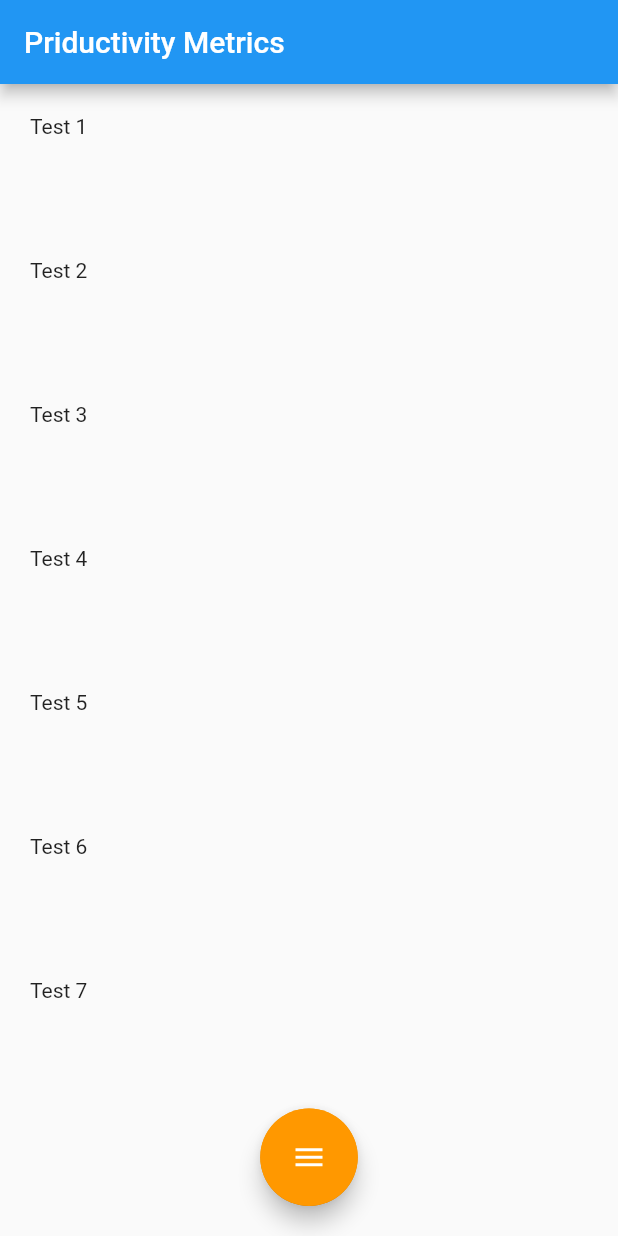
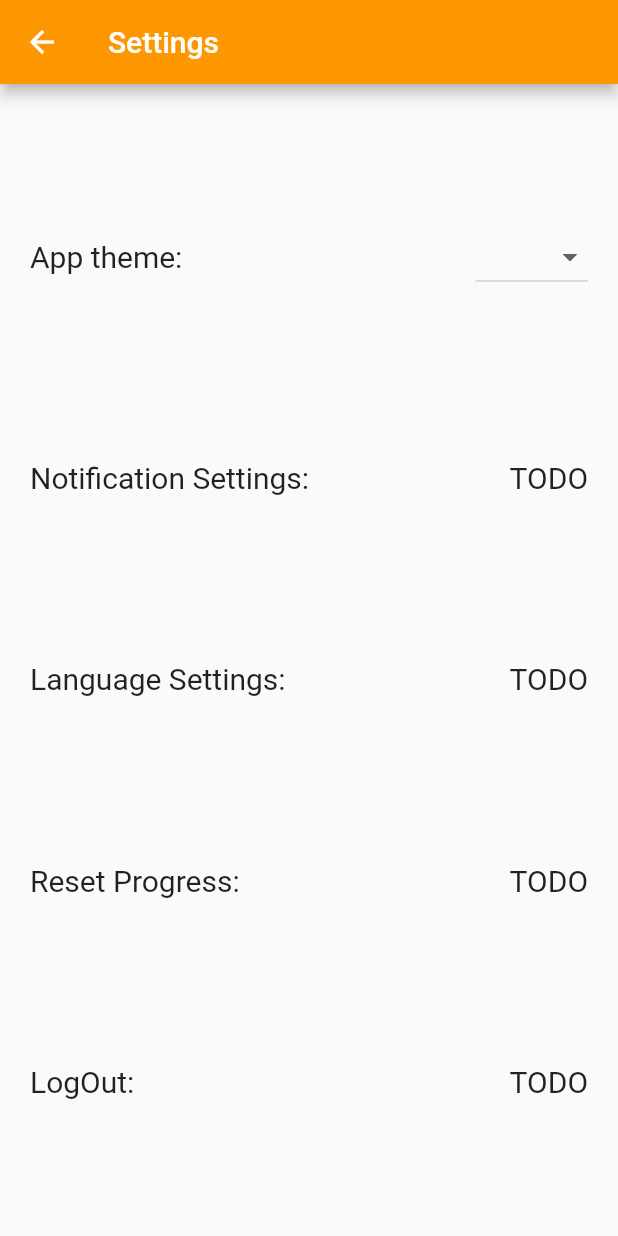
Before and after one commit to ibrahimHeritch/productivityApp, a Flutter app: the screen it shows after launch, after a tap on "Test 1", on a phone screen of 412 x 824 dp. Run offline on Flutter 3.47's test engine with Material 2 defaults, Android fonts, the phone set to English and light mode, and no system bars.

Commit message:
added theme change

```diff
--- a/lib/Widgets/RotaryAnimatedNavigator.dart
+++ b/lib/Widgets/RotaryAnimatedNavigator.dart
@@ -1,12 +1,14 @@
 import 'package:flutter/material.dart';
-import 'package:productivity_metrics/resources/AppColors.dart';
+import 'package:productivity_metrics/Widgets/Settings.dart';
+import 'package:productivity_metrics/resources/theme_resourses.dart';
 
 /**
- * This class contains the central navigation button and its animation
+ * This class contains the central menu button and its animation
  *
  */
 //TODO make this generic
-class RotaryAnimatedNavigator extends StatefulWidget {
+//TODO Fix background of the round thingy
+class RotaryAnimatedMenu extends StatefulWidget {
   @override
   State<StatefulWidget> createState() {
     return new RANState();
@@ -14,8 +16,8 @@ class RotaryAnimatedNavigator extends StatefulWidget {
 
 }
 
-class RANState extends State<RotaryAnimatedNavigator>
-    with SingleTickerProviderStateMixin<RotaryAnimatedNavigator> {
+class RANState extends State<RotaryAnimatedMenu>
+    with SingleTickerProviderStateMixin<RotaryAnimatedMenu> {
   AnimationController _animationController;
   Animation<double> _animation;
   Animation<Color> _colorAnimation;
@@ -31,7 +33,7 @@ class RANState extends State<RotaryAnimatedNavigator>
         setState(() {});
       });
     _colorAnimation =
-        ColorTween(begin: AppColors.Primary, end: AppColors.primaryOpace)
+        ColorTween(begin: /*ColorProvider.of(context).appColors.Primary*/Colors.grey, end: Colors.grey.withOpacity(0.5))
             .animate(_animationController);
 
     isOpen = false;
@@ -55,9 +57,17 @@ class RANState extends State<RotaryAnimatedNavigator>
             child: FractionalTranslation(
               translation: Offset(-1.2, 0.0),
               child: FloatingActionButton(
-                backgroundColor: AppColors.Primary,
-                onPressed: () {},
-                child: new Icon(Icons.settings, color: AppColors.Secondary,),
+                heroTag: null,
+                backgroundColor: ThemeColorProvider.of(context).appColors.primary,
+                onPressed: () {
+                  _animationController.reverse();
+                  isOpen=!isOpen;
+                  Navigator.push(
+                    context,
+                    MaterialPageRoute(builder: (context) => Settings()),
+                  );
+                },
+                child: new Icon(Icons.settings, color: ThemeColorProvider.of(context).appColors.secondary,),
               ),
             )
         ),
@@ -71,10 +81,11 @@ class RANState extends State<RotaryAnimatedNavigator>
             child: FractionalTranslation(
               translation: Offset(1.2, 0.0),
               child: FloatingActionButton(
-                backgroundColor: AppColors.Primary,
+                heroTag: null,
+                backgroundColor: ThemeColorProvider.of(context).appColors.primary,
                 onPressed: () {},
                 child: new Icon(Icons.trending_up,
-                  color: AppColors.Secondary,),
+                  color: ThemeColorProvider.of(context).appColors.secondary,),
               ),
             )
         ),
@@ -88,10 +99,11 @@ class RANState extends State<RotaryAnimatedNavigator>
             child: FractionalTranslation(
               translation: Offset(0.7, -1.2),
               child: FloatingActionButton(
-                backgroundColor: AppColors.Primary,
+                heroTag: null,
+                backgroundColor: ThemeColorProvider.of(context).appColors.primary,
                 onPressed: () {},
                 child: new Icon(Icons.add,
-                  color: AppColors.Secondary,),
+                  color: ThemeColorProvider.of(context).appColors.secondary,),
               ),
             )
         ),
@@ -99,17 +111,18 @@ class RANState extends State<RotaryAnimatedNavigator>
            search button
          */
         Positioned(
-            bottom: 17.0 + (_animation.value * 65), /*+65*/
+            bottom: 17.0 + (_animation.value * 65),
             height: 54.0,
             width: 54.0,
             child: FractionalTranslation(
               translation: Offset(-0.7, -1.2),
               child: FloatingActionButton(
-                backgroundColor: AppColors.Primary,
+                heroTag: null,
+                backgroundColor: ThemeColorProvider.of(context).appColors.primary,
                 onPressed: () {},
                 child: new Icon(
                   Icons.search,
-                  color: AppColors.Secondary,
+                  color: ThemeColorProvider.of(context).appColors.secondary,
                 ),
 
               ),
@@ -148,6 +161,7 @@ class RANState extends State<RotaryAnimatedNavigator>
       child: Padding(
         padding: const EdgeInsets.all(0.0),
         child: FloatingActionButton(
+          heroTag: null,
           onPressed: () {
             if (!isOpen) {
               _animationController.forward();
@@ -156,10 +170,10 @@ class RANState extends State<RotaryAnimatedNavigator>
             }
             isOpen = !isOpen;
           },
-          backgroundColor: AppColors.Primary,
+          backgroundColor: ThemeColorProvider.of(context).appColors.primary,
           child: new AnimatedIcon(icon: AnimatedIcons.menu_close,
             progress: _animation,
-            color: AppColors.Secondary,),
+            color: ThemeColorProvider.of(context).appColors.secondary,),
         ),
       ),
     );
@@ -168,7 +182,7 @@ class RANState extends State<RotaryAnimatedNavigator>
   /**
    * The animation of the round semi opace background
    */
-  Widget getTheRoundAnimatedThing(){
+  Widget getTheRoundAnimatedThing() {
     return Padding(
       padding: const EdgeInsets.all(20.0),
       child: Container(
--- /dev/null
+++ b/lib/Widgets/Settings.dart
@@ -0,0 +1,101 @@
+import 'package:flutter/material.dart';
+
+import 'package:productivity_metrics/resources/theme_resourses.dart';
+
+//TODO: Make this pretty
+class Settings extends StatelessWidget {
+  @override
+  Widget build(BuildContext context) {
+    return Scaffold(
+      appBar: new AppBar(
+        iconTheme: new IconThemeData(color: ThemeColorProvider.of(context).appColors.secondary),
+        title: new Text(
+          "Settings", style: TextStyle(color: ThemeColorProvider.of(context).appColors.secondary),),
+
+      ),
+      body: Column(
+        mainAxisAlignment: MainAxisAlignment.spaceEvenly,
+        children: <Widget>[
+          Padding(
+              padding: EdgeInsets.all(20.0),
+              child: Row(
+                mainAxisAlignment: MainAxisAlignment.spaceBetween,
+                children: <Widget>[
+                  Text("App theme:", style: TextStyle(fontSize: 20.0),),
+                  DropdownButton<String>(
+                   // value: "Select",
+                    items: <String>["Dark", "Blue", "Green", "Orange"].map((
+                        String value) {
+                      return new DropdownMenuItem<String>(
+                        value: value,
+                        child: new Text(value),
+                      );
+                    }).toList(),
+                    onChanged: (_value) {
+                      if(_value=="Dark"){
+                        //TODO add more themes possibly extract init
+                        ThemeColorProvider.of(context).appTheme=UIColorSchemes.dark;
+                        ThemeColorProvider.of(context).appColors.initalizeColors(scheme: UIColorSchemes.dark);
+
+                      }else if(_value=="Blue"){
+                        ThemeColorProvider.of(context).appTheme=UIColorSchemes.blue;
+                        ThemeColorProvider.of(context).appColors.initalizeColors(scheme: UIColorSchemes.blue);
+                      }else if(_value=="Green"){
+                        ThemeColorProvider.of(context).appTheme=UIColorSchemes.green;
+                        ThemeColorProvider.of(context).appColors.initalizeColors(scheme: UIColorSchemes.green);
+                      }else if(_value=="Orange"){
+                        ThemeColorProvider.of(context).appTheme=UIColorSchemes.orange;
+                        ThemeColorProvider.of(context).appColors.initalizeColors(scheme: UIColorSchemes.orange);
+                      }
+                    }
+                    ,)
+                ],
+              )
+          ),
+          Padding(
+              padding: EdgeInsets.all(20.0),
+              child: Row(
+                mainAxisAlignment: MainAxisAlignment.spaceBetween,
+                children: <Widget>[
+                  Text("Notification Settings:",
+                    style: TextStyle(fontSize: 20.0),),
+                  Text("TODO", style: TextStyle(fontSize: 20.0),)
+                ],
+              )
+          ),
+          Padding(
+              padding: EdgeInsets.all(20.0),
+              child: Row(
+                mainAxisAlignment: MainAxisAlignment.spaceBetween,
+                children: <Widget>[
+                  Text("Language Settings:", style: TextStyle(fontSize: 20.0),),
+                  Text("TODO", style: TextStyle(fontSize: 20.0),)
+                ],
+              )
+          ),
+          Padding(
+              padding: EdgeInsets.all(20.0),
+              child: Row(
+                mainAxisAlignment: MainAxisAlignment.spaceBetween,
+                children: <Widget>[
+                  Text("Reset Progress:", style: TextStyle(fontSize: 20.0),),
+                  Text("TODO", style: TextStyle(fontSize: 20.0),)
+                ],
+              )
+          ),
+          Padding(
+              padding: EdgeInsets.all(20.0),
+              child: Row(
+                mainAxisAlignment: MainAxisAlignment.spaceBetween,
+                children: <Widget>[
+                  Text("LogOut:", style: TextStyle(fontSize: 20.0),),
+                  Text("TODO", style: TextStyle(fontSize: 20.0),)
+                ],
+              )
+          )
+        ],
+      ),
+    );
+  }
+
+}
--- a/lib/main.dart
+++ b/lib/main.dart
@@ -1,63 +1,82 @@
 import 'package:flutter/material.dart';
 import 'package:productivity_metrics/Widgets/RotaryAnimatedNavigator.dart';
-import 'package:productivity_metrics/resources/AppColors.dart';
+import 'package:productivity_metrics/Widgets/Settings.dart';
 
-void main() => runApp(new  ProductivityMetricsApp());
-class ProductivityMetricsApp extends StatelessWidget{
+import 'package:productivity_metrics/resources/theme_resourses.dart';
+
+final GlobalKey appTheme = GlobalKey();
+
+void main() => runApp(new RootWidget());
+
+class RootWidget extends StatelessWidget {
   @override
   Widget build(BuildContext context) {
-    AppColors.initalizeColors(scheme: UIColorSchemes.orange);
-    return MaterialApp(
+    var app = AppColorTheme(child:ProductivityMetricsApp());
+    return app;
+  }
+
+}
+
+class ProductivityMetricsApp extends StatelessWidget {
+  @override
+  Widget build(BuildContext context) {
+    return
+      MaterialApp(
         debugShowCheckedModeBanner: false,
         title: "Productivity Metrics",
-      theme: AppColors.theme,
-      home: new TodaysTasks(),
+        home:  new TodaysTasks(),
+        theme: ThemeColorProvider.of(context).theme,
+
+
       );
   }
 
 }
 
-class TodaysTasks extends StatefulWidget{
+class TodaysTasks extends StatefulWidget {
   @override
-
   State<StatefulWidget> createState() {
     return _TodaysTasksState();
   }
 }
 
 class _TodaysTasksState extends State<TodaysTasks> {
-  List<String> Tasks= ["Test 1","Test 2","Test 3", "Test 4","Test 5","Test 6","Test 7"];
+  List<String> Tasks = [
+    "Test 1", "Test 2", "Test 3", "Test 4", "Test 5", "Test 6", "Test 7"];
+
   @override
   Widget build(BuildContext context) {
     return new Scaffold(
       appBar: new AppBar(
-            title:new Text("Priductivity Metrics",style:TextStyle(color:AppColors.Secondary,)),
+        title: new Text(
+            "Priductivity Metrics", style: TextStyle(color: ThemeColorProvider
+            .of(context)
+            .appColors
+            .secondary,)),
       ),
-        body:Stack(
+      body: Stack(
         alignment: Alignment.center,
         children: <Widget>[
           ListView(
-               children: Tasks.map((task)=> _buildTaskWidget(task)).toList(),
+            children: Tasks.map((task) => _buildTaskWidget(task)).toList(),
           ),
-             RotaryAnimatedNavigator(),
+          RotaryAnimatedMenu(),
         ],
       ),
     );
   }
 
   Widget _buildTaskWidget(String task) {
-    return InkWell(
-        child:Column(
-          crossAxisAlignment: CrossAxisAlignment.start,
-          children: <Widget>[
-            Padding(
-              child:Text(task),
-              padding: const EdgeInsets.only(bottom: 60.0,top:20.0,left: 20.0),
+    return ListTile(
+      title: Text(task),
+      subtitle: Text(task),
 
-            ),
-          ],
-        ),
-        onTap:(){},
+      onTap: () {
+        Navigator.push(
+          context,
+          MaterialPageRoute(builder: (context) => Settings()),
+        );
+      },
     );
   }
 }
--- /dev/null
+++ b/lib/resources/theme_resourses.dart
@@ -0,0 +1,140 @@
+import 'package:flutter/cupertino.dart';
+import 'package:flutter/material.dart';
+
+/*
+Inherited widget+ theme combo that handles the theme of the app when the user selects
+wrap Material app in this the set theme data of MA as the theme specified here
+then use the appTheme setter to set theme during runtime
+ */
+//TODO not use appColors?
+//key refering to the theme
+final GlobalKey _themeGlobalKey = new GlobalKey();
+
+class AppColorTheme extends StatefulWidget {
+
+  final Widget child;
+
+  AppColorTheme({
+    this.child,
+  }) : super(key: _themeGlobalKey);
+
+  @override
+  AppThemeState createState() => new AppThemeState();
+}
+
+class AppThemeState extends State<AppColorTheme> {
+
+  ThemeData _theme = ThemeData(primarySwatch: Colors.orange);
+
+  set theme(ThemeData value) {
+    setState(() {
+      _theme = value;
+    });
+
+
+  }
+
+  AppColors _appColors=AppColors();
+
+  ThemeData get theme => _theme;
+
+  @override
+  Widget build(BuildContext context) {
+    return new ThemeColorProvider(
+      appThemeKey: _themeGlobalKey,
+      theme: _theme,
+      appColors:_appColors,
+      child: new Theme(
+        data: _theme,
+        child: widget.child,
+      ),
+    );
+  }
+}
+
+class ThemeColorProvider extends InheritedWidget {
+
+  static ThemeColorProvider of(BuildContext context) {
+    return context.inheritFromWidgetOfExactType(ThemeColorProvider);
+  }
+  final AppColors appColors;
+  final ThemeData theme;
+  final GlobalKey _appThemeKey;
+
+  ThemeColorProvider({
+    this.appColors,
+    appThemeKey,
+    this.theme,
+    child
+  }) : _appThemeKey = appThemeKey, super(child: child);
+//magic happens here
+  set appTheme(UIColorSchemes theme) {
+    switch (theme) {
+      case UIColorSchemes.dark:
+        (_appThemeKey.currentState as AppThemeState)?.theme = ThemeData.dark();
+        break;
+      case UIColorSchemes.green:
+        (_appThemeKey.currentState as AppThemeState)?.theme = ThemeData(primarySwatch: Colors.green);
+        break;
+      case UIColorSchemes.blue:
+        (_appThemeKey.currentState as AppThemeState)?.theme = ThemeData(primarySwatch: Colors.blue);
+        break;
+
+      default:
+        (_appThemeKey.currentState as AppThemeState)?.theme = ThemeData(primarySwatch: Colors.orange);
+        break;
+    }
+  }
+
+  @override
+  bool updateShouldNotify(ThemeColorProvider old) {
+    return old.theme!=theme||
+        old.appColors.primary!=appColors.primary||
+        old.appColors.secondary!=appColors.secondary;
+  }
+
+}
+class AppColors{
+  //used for text icons
+  Color _secondary=Colors.white;
+  Color get secondary => _secondary;
+
+   //used for button backgrounds
+  Color _primary=Colors.orange;
+  Color get primary => _primary;
+
+  //used for the background of the rotary Navigator
+  Color _primaryOpace=Colors.orange.withOpacity(0.5);
+  Color get primaryOpace => _primaryOpace;
+
+  initalizeColors({@required UIColorSchemes scheme=UIColorSchemes.orange}){
+    if(scheme==UIColorSchemes.orange){
+      _primaryOpace=Colors.orange.withOpacity(0.5);
+      _primary=Colors.orange;
+      _secondary=Colors.white;
+    }else if(scheme==UIColorSchemes.dark){
+      _primaryOpace=Color.fromRGBO(Colors.black.red,Colors.black.green,Colors.black.blue, 0.5);
+      _primary=Colors.black87;
+      _secondary=Colors.orange;
+    }else if(scheme==UIColorSchemes.blue){
+      _primaryOpace=Color.fromRGBO(Colors.blue.red,Colors.blue.green,Colors.blue.blue, 0.5);
+      _primary=Colors.blue;
+      _secondary=Colors.white;
+    }else if(scheme==UIColorSchemes.green){
+      _primaryOpace=Color.fromRGBO(Colors.green.red,Colors.green.green,Colors.green.blue, 0.5);//TODO fix this embarassment
+      _primary=Colors.green;
+      _secondary=Colors.white;
+    }
+
+  }
+
+
+
+
+}
+enum UIColorSchemes{
+  orange,
+  dark,
+  blue,
+  green
+}
```
Also changed, not shown: lib/resources/AppColors.dart (deleted, +0 -55 lines). Lines whose indentation alone changed are shown as unchanged.
